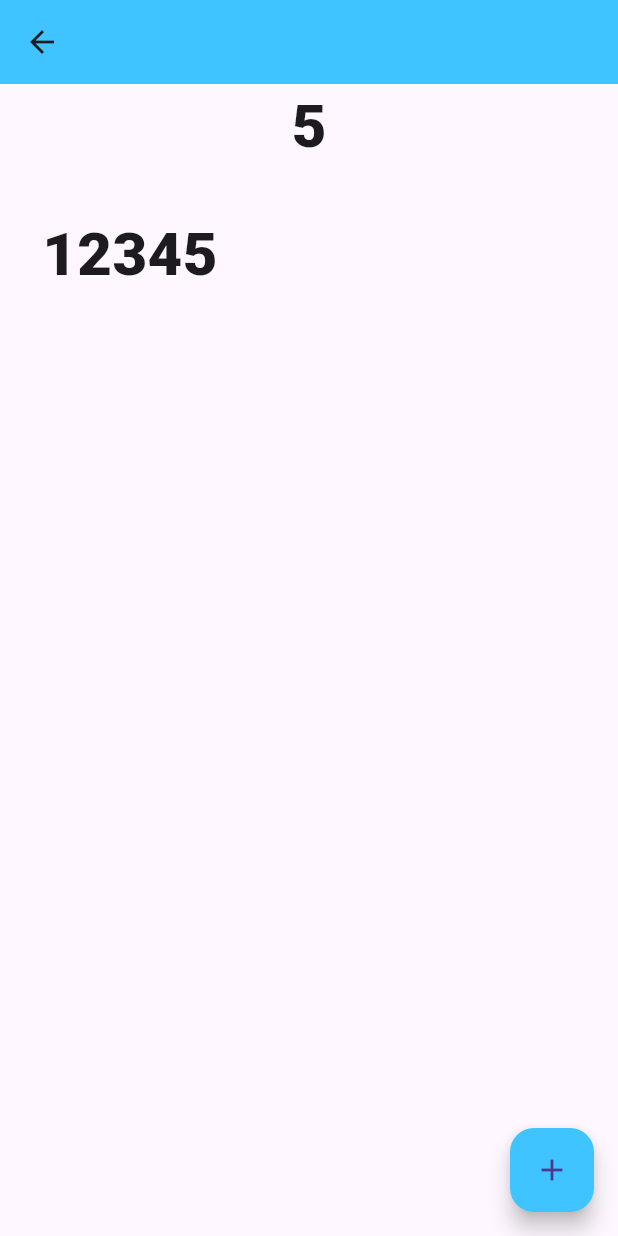
After one commit to mvishnuprasad/providerexample, a Flutter app: the screen it shows after launch, after a tap on "Open", on a phone screen of 412 x 824 dp. The commit adds this screen. Run offline on Flutter 3.47's test engine with Material 3 defaults, Android fonts, the phone set to English and light mode, and no system bars.

Commit message:
passing data to second page

```diff
--- a/lib/home.dart
+++ b/lib/home.dart
@@ -1,5 +1,6 @@
 import 'package:flutter/cupertino.dart';
 import 'package:flutter/material.dart';
+import 'package:providerexample/second.dart';
 
 class homepage extends StatefulWidget {
   const homepage({super.key});
@@ -36,16 +37,28 @@ class _homepageState extends State<homepage> {
                   }),
             ),
           ),
+          Padding(
+            padding: const EdgeInsets.all(8.0),
+            child: ElevatedButton(
+                onPressed: () {
+                  Navigator.push(
+                      context,
+                      MaterialPageRoute(
+                          builder: (context) => Second(numbers: numbers)));
+                },
+                child: const Text("Open",
+                    style:
+                        TextStyle(fontSize: 20, fontWeight: FontWeight.w800))),
+          )
         ],
       ),
       floatingActionButton: FloatingActionButton(
         backgroundColor: Colors.lightBlueAccent,
         child: const Icon(Icons.add),
-
         onPressed: () {
           int num = numbers.last;
           setState(() {
-            numbers.add(num+1);
+            numbers.add(num + 1);
           });
         },
       ),
--- /dev/null
+++ b/lib/second.dart
@@ -0,0 +1,56 @@
+import 'package:flutter/material.dart';
+
+class Second extends StatefulWidget {
+  final List<int> numbers;
+  const Second({super.key, required this.numbers});
+
+  @override
+  State<Second> createState() => _SecondState();
+}
+
+class _SecondState extends State<Second> {
+  @override
+  Widget build(BuildContext context) {
+    return SizedBox(
+        child: Scaffold(
+      appBar: AppBar(
+        backgroundColor: Colors.lightBlueAccent,
+      ),
+      body: Column(
+        children: [
+          Text(
+            widget.numbers.last.toString(),
+            style: const TextStyle(fontSize: 40, fontWeight: FontWeight.w800),
+          ),
+          Container(
+            height: 300,
+            width: double.maxFinite,
+            child: Padding(
+              padding: const EdgeInsets.all(28.0),
+              child: ListView.builder(
+                  scrollDirection: Axis.horizontal,
+                  itemCount: widget.numbers.length,
+                  itemBuilder: (context, index) {
+                    return Text(
+                      widget.numbers[index].toString(),
+                      style: const TextStyle(
+                          fontSize: 40, fontWeight: FontWeight.w900),
+                    );
+                  }),
+            ),
+          ),
+        ],
+      ),
+      floatingActionButton: FloatingActionButton(
+        backgroundColor: Colors.lightBlueAccent,
+        child: const Icon(Icons.add),
+        onPressed: () {
+          int num = widget.numbers.last;
+          setState(() {
+            widget.numbers.add(num + 1);
+          });
+        },
+      ),
+    ));
+  }
+}
```
